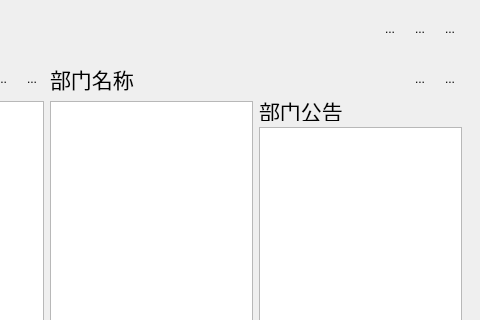
Old version of the form mainwindow.ui in the repository GUANJIAA/IMCPP-Client; both pictures show x 273 to 753 and y 0 to 320 of the 753 by 666 pixel window.
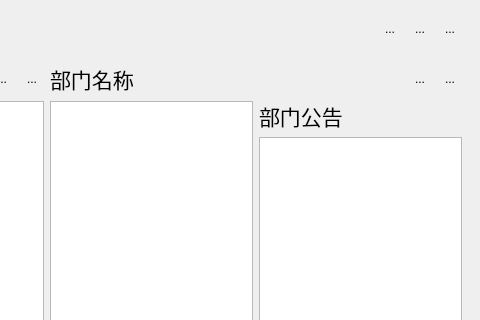
New version of the form. The open tabs and pages were chosen to show the change. Icons and pictures are not drawn.

```diff
--- a/mainwindow.ui
+++ b/mainwindow.ui
@@ -1523,7 +1523,7 @@
               <item>
                <widget class="QLabel" name="departNoticeLabel">
                 <property name="sizePolicy">
-                 <sizepolicy hsizetype="Fixed" vsizetype="Fixed">
+                 <sizepolicy hsizetype="Preferred" vsizetype="Preferred">
                   <horstretch>0</horstretch>
                   <verstretch>0</verstretch>
                  </sizepolicy>
@@ -1531,7 +1531,7 @@
                 <property name="maximumSize">
                  <size>
                   <width>16777215</width>
-                  <height>20</height>
+                  <height>30</height>
                  </size>
                 </property>
                 <property name="font">
@@ -1546,12 +1546,23 @@
               </item>
               <item>
                <widget class="QTextBrowser" name="departNoticeTextBrow">
+                <property name="sizePolicy">
+                 <sizepolicy hsizetype="Preferred" vsizetype="Preferred">
+                  <horstretch>0</horstretch>
+                  <verstretch>0</verstretch>
+                 </sizepolicy>
+                </property>
                 <property name="maximumSize">
                  <size>
                   <width>300</width>
                   <height>100000</height>
                  </size>
                 </property>
+                <property name="font">
+                 <font>
+                  <pointsize>16</pointsize>
+                 </font>
+                </property>
                </widget>
               </item>
              </layout>
```
Left out of the diff: 5 changed lines with no effect on the pictures.
